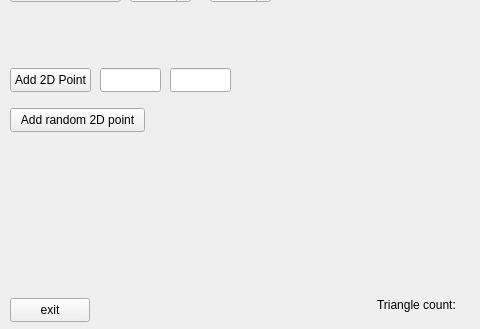
This is mainwindow.ui in VincentPHAM98/GAM as Qt 5 draws it before an edit; both pictures show x 0 to 480 and y 199 to 528 of the 747 by 528 pixel window. The edited form follows.
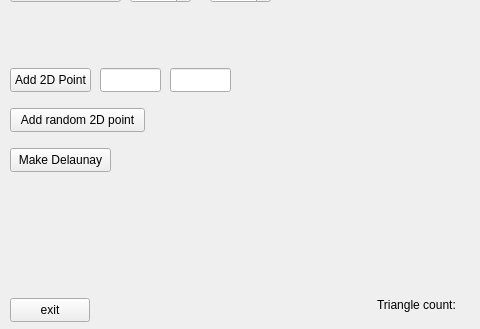
This is the edited form. Custom widgets are drawn as their Qt base class.

Commit message: ajout bouton Delaunay mais Delaunay marche pas

The edit to the form file:
```diff
--- a/mainwindow.ui
+++ b/mainwindow.ui
@@ -223,6 +223,19 @@
      </rect>
     </property>
    </widget>
+   <widget class="QPushButton" name="DelaunayButton">
+    <property name="geometry">
+     <rect>
+      <x>10</x>
+      <y>330</y>
+      <width>101</width>
+      <height>24</height>
+     </rect>
+    </property>
+    <property name="text">
+     <string>Make Delaunay</string>
+    </property>
+   </widget>
   </widget>
   <widget class="QToolBar" name="mainToolBar">
    <attribute name="toolBarArea">
```
The commit also changes 3 other files.
